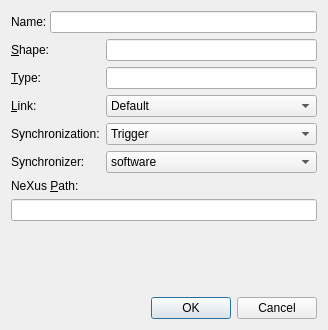
This is nxsselector/ui/LDataDlg.ui in nexdatas/nxselector as Qt 5 draws it before an edit. The edited form follows.
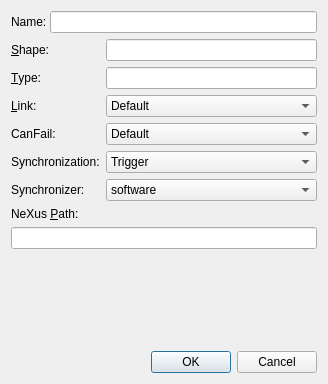
This is the edited form.

Commit message: add canfail flag

```diff
--- a/nxsselector/ui/LDataDlg.ui
+++ b/nxsselector/ui/LDataDlg.ui
@@ -7,7 +7,7 @@
     <x>0</x>
     <y>0</y>
     <width>328</width>
-    <height>330</height>
+    <height>384</height>
    </rect>
   </property>
   <property name="sizePolicy">
@@ -69,7 +69,7 @@
         </property>
         <item>
          <layout class="QGridLayout" name="gridLayout">
-          <item row="4" column="0">
+          <item row="5" column="0">
            <widget class="QLabel" name="synchronizationLabel">
             <property name="text">
              <string>Synchronization:</string>
@@ -138,14 +138,14 @@
             </item>
            </widget>
           </item>
-          <item row="5" column="0">
+          <item row="6" column="0">
            <widget class="QLabel" name="synchronizerLabel">
             <property name="text">
              <string>Synchronizer:</string>
             </property>
            </widget>
           </item>
-          <item row="4" column="1">
+          <item row="5" column="1">
            <widget class="QComboBox" name="synchronizationComboBox">
             <item>
              <property name="text">
@@ -159,7 +159,7 @@
             </item>
            </widget>
           </item>
-          <item row="5" column="1">
+          <item row="6" column="1">
            <widget class="QComboBox" name="synchronizerComboBox">
             <property name="editable">
              <bool>false</bool>
@@ -171,6 +171,30 @@
             </item>
            </widget>
           </item>
+          <item row="4" column="0">
+           <widget class="QLabel" name="canfailLabel">
+            <property name="text">
+             <string>CanFail:</string>
+            </property>
+            <property name="buddy">
+             <cstring>canfailComboBox</cstring>
+            </property>
+           </widget>
+          </item>
+          <item row="4" column="1">
+           <widget class="QComboBox" name="canfailComboBox">
+            <item>
+             <property name="text">
+              <string>Default</string>
+             </property>
+            </item>
+            <item>
+             <property name="text">
+              <string>True</string>
+             </property>
+            </item>
+           </widget>
+          </item>
          </layout>
         </item>
         <item>
```
Left out of the diff: 18 changed lines with no effect on the pictures. The commit also changes 8 other files.
